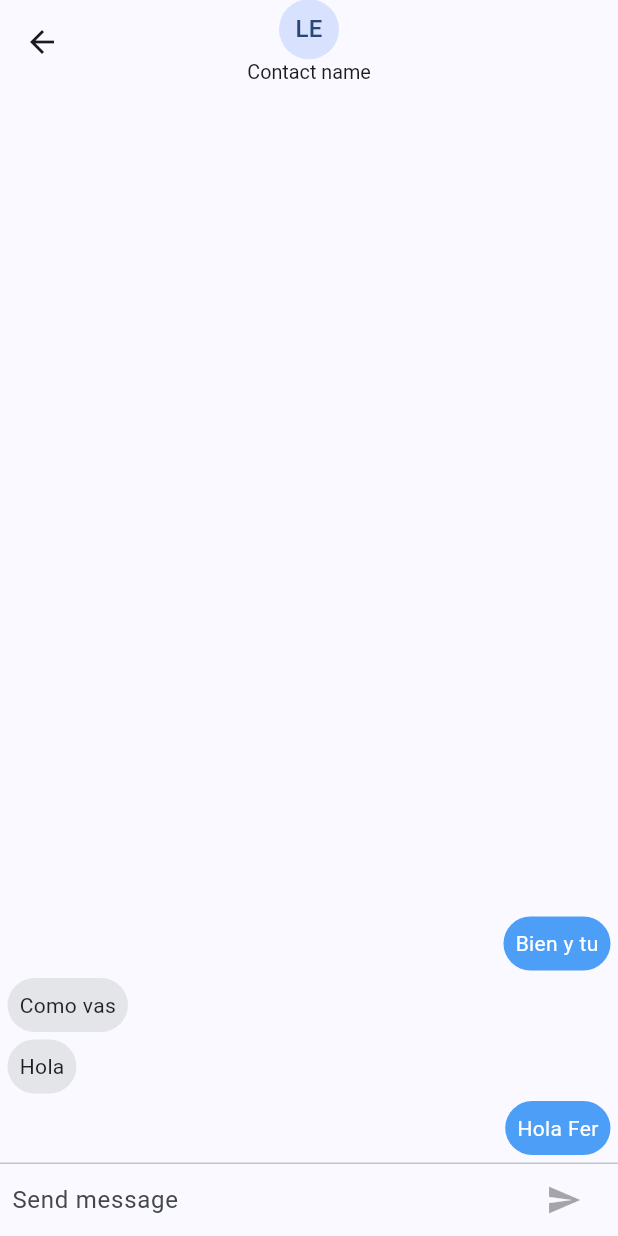
After one commit to fedexperez/real_time_chat, a Flutter app: the ChatScreen screen opened by its route, on a phone screen of 412 x 824 dp. The commit adds this screen. Run offline on Flutter 3.47's test engine with Material 2 defaults, Android fonts, the phone set to English and light mode, and no system bars; our stand-ins replace bloc, dartz, equatable, flutter_bloc, flutter_secure_storage, get_it and 1 more; accounts and stored records are empty.

Commit message:
chore: Chat   - Chat Screen   - Users Screen   - Custom Widgets

```diff
--- a/lib/core/router/app_routes.dart
+++ b/lib/core/router/app_routes.dart
@@ -1,4 +1,5 @@
 import 'package:flutter/material.dart';
+import 'package:real_time_chat/features/chat/presentation/screens/chat_screen.dart';
 import 'package:real_time_chat/features/chat/presentation/screens/users_screen.dart';
 
 import 'package:real_time_chat/features/authentication/presentation/screens/login_screen.dart';
@@ -11,5 +12,6 @@ class AppRoutes {
     'login': (BuildContext context) => const LoginScreen(),
     'register': (BuildContext context) => const RegisterScreen(),
     'users': (BuildContext context) => const UsersScreen(),
+    'chat': (BuildContext context) => const ChatScreen(),
   };
 }
--- /dev/null
+++ b/lib/features/chat/domain/entities/message.dart
@@ -0,0 +1,17 @@
+import 'package:equatable/equatable.dart';
+
+class Message extends Equatable {
+  final String text;
+  final String userId;
+
+  const Message({
+    required this.text,
+    required this.userId,
+  });
+
+  @override
+  List<Object?> get props => [
+        text,
+        userId,
+      ];
+}
--- /dev/null
+++ b/lib/features/chat/presentation/screens/chat_screen.dart
@@ -0,0 +1,69 @@
+import 'package:flutter/material.dart';
+import 'package:real_time_chat/features/chat/domain/entities/message.dart';
+import 'package:real_time_chat/features/chat/presentation/widgets/bubble_message.dart';
+
+import 'package:real_time_chat/features/chat/presentation/widgets/text_box.dart';
+
+class ChatScreen extends StatefulWidget {
+  const ChatScreen({Key? key}) : super(key: key);
+
+  @override
+  State<ChatScreen> createState() => _ChatScreenState();
+}
+
+class _ChatScreenState extends State<ChatScreen> with TickerProviderStateMixin {
+  @override
+  Widget build(BuildContext context) {
+    List<Message> messages = [
+      Message(text: 'Hola Fer', userId: '123'),
+      Message(text: 'Hola', userId: '1234'),
+      Message(text: 'Como vas', userId: '1234'),
+      Message(text: 'Bien y tu', userId: '123'),
+    ];
+
+    return Scaffold(
+      appBar: AppBar(
+        centerTitle: true,
+        title: Column(
+          children: const [
+            CircleAvatar(
+              child: Text('LE'),
+            ),
+            Text(
+              'Contact name',
+              textScaleFactor: 0.6,
+              maxLines: 1,
+            ),
+          ],
+        ),
+      ),
+      body: Container(
+        child: Column(
+          children: [
+            Flexible(
+              child: ListView.builder(
+                physics: const BouncingScrollPhysics(),
+                reverse: true,
+                itemBuilder: (BuildContext context, int index) {
+                  Message message = messages[index];
+                  return BubbleMessage(
+                    message: message,
+                    animationController: AnimationController(
+                      vsync: this,
+                      duration: const Duration(milliseconds: 200),
+                    ),
+                  );
+                },
+                itemCount: messages.length,
+              ),
+            ),
+            const Divider(height: 1),
+            Container(
+              child: TextBox(),
+            )
+          ],
+        ),
+      ),
+    );
+  }
+}
--- /dev/null
+++ b/lib/features/chat/presentation/widgets/bubble_message.dart
@@ -0,0 +1,79 @@
+import 'package:flutter/material.dart';
+
+import 'package:real_time_chat/features/chat/domain/entities/message.dart';
+
+class BubbleMessage extends StatelessWidget {
+  final Message message;
+  final AnimationController animationController;
+
+  const BubbleMessage({
+    super.key,
+    required this.message,
+    required this.animationController,
+  });
+
+  @override
+  Widget build(BuildContext context) {
+    return Container(
+      child: message.userId == '123'
+          ? _MyMessage(message: message.text)
+          : _NotMyMessage(message: message.text),
+    );
+  }
+}
+
+class _MyMessage extends StatelessWidget {
+  final String message;
+
+  const _MyMessage({
+    super.key,
+    required this.message,
+  });
+
+  @override
+  Widget build(BuildContext context) {
+    return Align(
+      alignment: Alignment.centerRight,
+      child: Container(
+        padding: const EdgeInsets.all(8),
+        margin: const EdgeInsets.only(bottom: 5, left: 50, right: 5),
+        decoration: BoxDecoration(
+          color: const Color(0xff4D9EF6),
+          borderRadius: BorderRadius.circular(30),
+        ),
+        child: Text(
+          message,
+          style: const TextStyle(color: Colors.white),
+        ),
+      ),
+    );
+  }
+}
+
+class _NotMyMessage extends StatelessWidget {
+  final String message;
+
+  const _NotMyMessage({
+    super.key,
+    required this.message,
+  });
+
+  @override
+  Widget build(BuildContext context) {
+    return Align(
+      alignment: Alignment.centerLeft,
+      child: Container(
+        padding: const EdgeInsets.all(8),
+        margin: const EdgeInsets.only(bottom: 5, right: 50, left: 5),
+        decoration: BoxDecoration(
+          color: const Color(0xffE4E5E8),
+          borderRadius: BorderRadius.circular(30),
+        ),
+        child: Text(
+          message,
+          style: const TextStyle(color: Colors.black87),
+        ),
+      ),
+    );
+  }
+}
--- /dev/null
+++ b/lib/features/chat/presentation/widgets/text_box.dart
@@ -0,0 +1,65 @@
+import 'package:flutter/material.dart';
+
+class TextBox extends StatefulWidget {
+  const TextBox({super.key});
+
+  @override
+  State<TextBox> createState() => _TextBoxState();
+}
+
+class _TextBoxState extends State<TextBox> {
+  final TextEditingController _textController = TextEditingController();
+  final FocusNode _focusNode = FocusNode();
+  bool _isWriting = false;
+
+  @override
+  Widget build(BuildContext context) {
+    return SafeArea(
+      child: Container(
+        margin: const EdgeInsets.symmetric(horizontal: 8),
+        child: Row(
+          children: [
+            Flexible(
+              child: TextField(
+                controller: _textController,
+                //Recibe el post, en nuestro caso deberia de ser
+                //un evento que recibe el event.text
+                onSubmitted: _handleSubmit,
+                onChanged: (String text) {
+                  setState(() {
+                    if (text.trim().isNotEmpty) {
+                      _isWriting = true;
+                    } else {
+                      _isWriting = false;
+                    }
+                  });
+                },
+                decoration:
+                    const InputDecoration.collapsed(hintText: 'Send message'),
+                focusNode: _focusNode,
+              ),
+            ),
+            Container(
+              margin: const EdgeInsets.symmetric(horizontal: 4),
+              child: IconButton(
+                  onPressed: (_isWriting
+                      ? () {
+                          return _handleSubmit(_textController.text.trim());
+                        }
+                      : null),
+                  icon: const Icon(Icons.send)),
+            )
+          ],
+        ),
+      ),
+    );
+  }
+
+  void _handleSubmit(String text) {
+    _textController.clear();
+    _focusNode.requestFocus();
+    setState(() {
+      _isWriting = false;
+    });
+  }
+}
```
